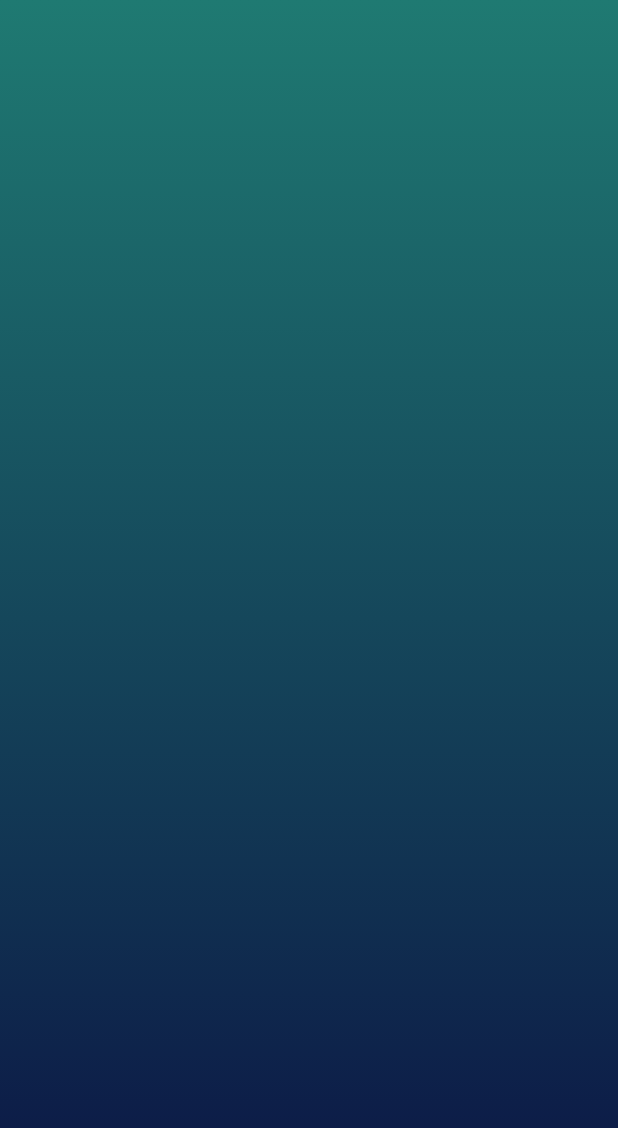
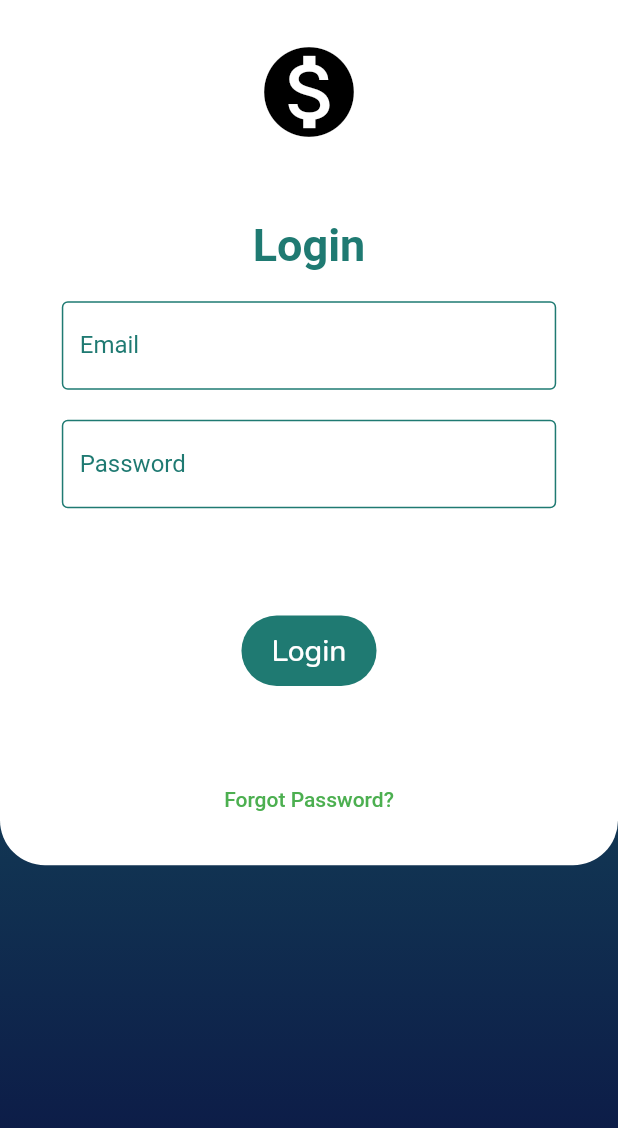
Before and after one commit to Azevedo-Erick/spents-app-front-end, a Flutter app: the screen it shows after launch, on a phone screen of 412 x 824 dp. Shown: the top 1128 px of the screen. Run offline on Flutter 3.47's test engine with Material 2 defaults, Android fonts, the light colour scheme and no system bars; our stand-ins replace flutter_svg, google_fonts; network calls fail.

Commit message:
Formulario para entrar completo

```diff
--- a/lib/screens/login_page.dart
+++ b/lib/screens/login_page.dart
@@ -1,4 +1,5 @@
 import 'package:flutter/material.dart';
+import 'package:google_fonts/google_fonts.dart';
 
 class LoginPage extends StatefulWidget {
   const LoginPage({Key? key}) : super(key: key);
@@ -11,10 +12,14 @@ class _LoginPageState extends State<LoginPage> {
   @override
   Widget build(BuildContext context) {
     return Scaffold(
-      body: Center(
-        child: Expanded(
+      body: Stack(
+        children: [
+          Positioned(
+            top: 0,
+            left: 0,
             child: Container(
-          //background gradient dark blue to light blue
+              width: MediaQuery.of(context).size.width,
+              height: MediaQuery.of(context).size.height,
               decoration: BoxDecoration(
                 gradient: LinearGradient(
                   begin: Alignment.topCenter,
@@ -25,10 +30,118 @@ class _LoginPageState extends State<LoginPage> {
                   ],
                 ),
               ),
-          child: Expanded(
-            child: Container(),
             ),
-        )),
+          ),
+          Positioned(
+            top: 0,
+            left: 0,
+            child: Container(
+              padding: EdgeInsets.symmetric(horizontal: 20, vertical: 20),
+              width: MediaQuery.of(context).size.width,
+              height: MediaQuery.of(context).size.height * 0.7,
+              decoration: BoxDecoration(
+                color: Colors.white,
+                borderRadius: BorderRadius.only(
+                  bottomLeft: Radius.circular(30),
+                  bottomRight: Radius.circular(30),
+                ),
+              ),
+              child: Column(
+                mainAxisAlignment: MainAxisAlignment.center,
+                children: [
+                  Container(
+                      width: MediaQuery.of(context).size.width * 0.8,
+                      height: MediaQuery.of(context).size.height * 0.1,
+                      child: Icon(Icons.monetization_on,
+                          color: Colors.black, size: 72)),
+                  Spacer(),
+                  Text(
+                    'Login',
+                    style: TextStyle(
+                      fontSize: 30,
+                      fontWeight: FontWeight.bold,
+                      color: Color.fromARGB(255, 31, 122, 114),
+                    ),
+                  ),
+                  SizedBox(
+                    height: 20,
+                  ),
+                  Container(
+                    width: MediaQuery.of(context).size.width * 0.8,
+                    child: TextFormField(
+                      decoration: InputDecoration(
+                        labelText: 'Email',
+                        labelStyle: TextStyle(
+                          color: Color.fromARGB(255, 31, 122, 114),
+                        ),
+                        enabledBorder: OutlineInputBorder(
+                          borderSide: BorderSide(
+                            color: Color.fromARGB(255, 31, 122, 114),
+                          ),
+                        ),
+                        focusedBorder: OutlineInputBorder(
+                          borderSide: BorderSide(
+                            color: Color.fromARGB(255, 31, 122, 114),
+                          ),
+                        ),
+                      ),
+                    ),
+                  ),
+                  SizedBox(
+                    height: 20,
+                  ),
+                  Container(
+                    width: MediaQuery.of(context).size.width * 0.8,
+                    child: TextFormField(
+                      decoration: InputDecoration(
+                        labelText: 'Password',
+                        labelStyle: TextStyle(
+                          color: Color.fromARGB(255, 31, 122, 114),
+                        ),
+                        enabledBorder: OutlineInputBorder(
+                          borderSide: BorderSide(
+                            color: Color.fromARGB(255, 31, 122, 114),
+                          ),
+                        ),
+                        focusedBorder: OutlineInputBorder(
+                          borderSide: BorderSide(
+                            color: Color.fromARGB(255, 31, 122, 114),
+                          ),
+                        ),
+                      ),
+                    ),
+                  ),
+                  SizedBox(
+                    height: 20,
+                  ),
+                  Spacer(),
+                  TextButton(
+                    onPressed: () {},
+                    child: Container(
+                      padding: EdgeInsets.symmetric(
+                        horizontal: 20,
+                        vertical: 10,
+                      ),
+                      decoration: BoxDecoration(
+                        color: Color.fromARGB(255, 31, 122, 114),
+                        borderRadius: BorderRadius.circular(30),
+                      ),
+                      child: Text(
+                        'Login',
+                        style: GoogleFonts.nunito(
+                          fontSize: 20,
+                          color: Colors.white,
+                        ),
+                      ),
+                    ),
+                  ),
+                  Spacer(),
+                  TextButton(onPressed: () {}, child: Text('Forgot Password?')),
+                ],
+              ),
+            ),
+          ),
+        ],
       ),
     );
   }
```
Lines whose indentation alone changed are shown as unchanged.
